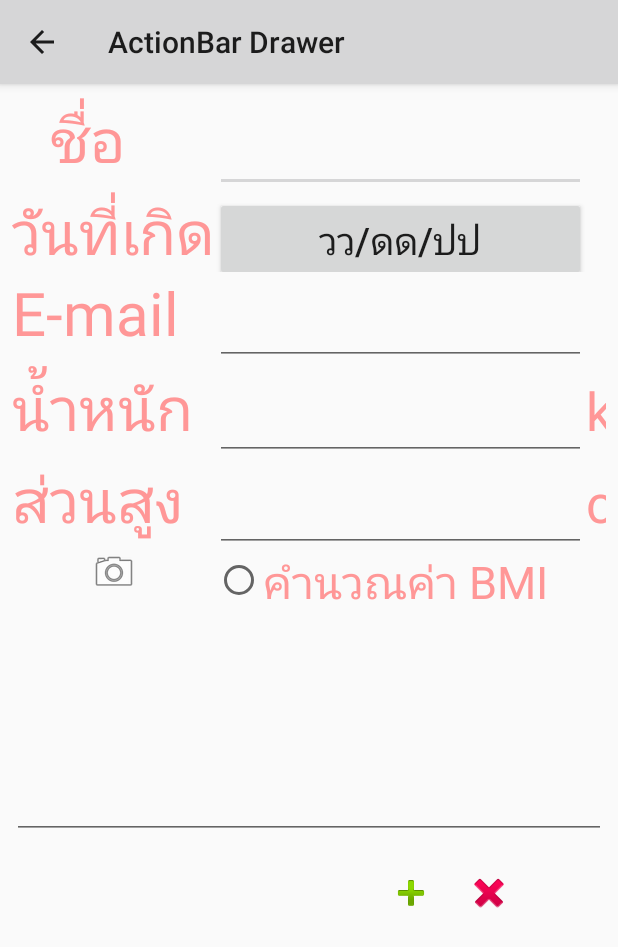
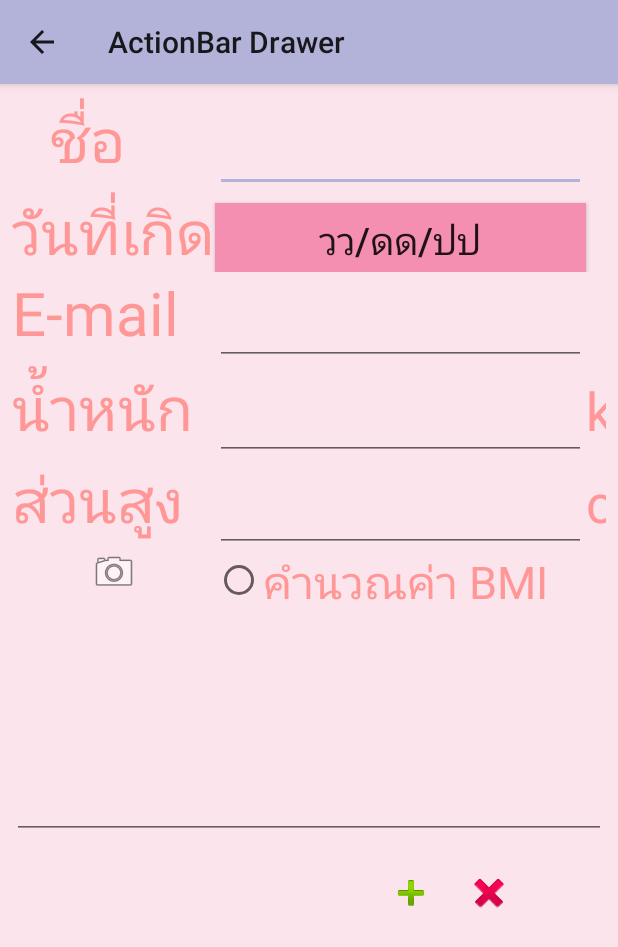
Before and after one commit to jokeog/Projuct1.0, an Android app: the ActionBarActivity screen opened directly, with no data from a screen before it, on a phone screen of 412 x 824 dp. Shown: the top 947 px of the screen. Run offline under Robolectric (Android 15) with nearby library versions, the light colour scheme and no system bars; 1 statement that could not run was skipped.

Commit message:
เปลี่ยนสีแบคกราว
เปลี่ยนสีแบคกราว

```diff
--- a/app/src/main/res/layout/activity_profile.xml
+++ b/app/src/main/res/layout/activity_profile.xml
@@ -4,6 +4,7 @@
     android:paddingRight="@dimen/activity_horizontal_margin"
     android:paddingTop="@dimen/activity_vertical_margin"
     android:paddingBottom="@dimen/activity_vertical_margin"
+    android:background="#FCE4EC"
     tools:context=".MainCalendar$PlaceholderFragment">
 
     <TableLayout
@@ -60,7 +61,9 @@
                 android:id="@+id/pfButtonDate"
                 android:textSize="25dp"
                 android:layout_column="1"
-                android:text="วว/ดด/ปป" />
+                android:text="วว/ดด/ปป"
+                android:background="#F48FB1"
+                android:backgroundTint="#F48FB1" />
 
         </TableRow>
 
--- a/library/src/main/res/color/mcv_text_date_dark.xml
+++ b/library/src/main/res/color/mcv_text_date_dark.xml
@@ -4,13 +4,13 @@
     android:exitFadeDuration="@android:integer/config_shortAnimTime">
 
     <item android:state_checked="true"
-        android:color="@android:color/black" />
+        android:color= "#CBAB8D" />
 
     <item android:state_pressed="true"
-        android:color="@android:color/black" />
+        android:color="#CBAB8D" />
 
     <item android:state_enabled="false"
-        android:color="#808080" />
+        android:color="#FDB4BF" />
 
     <item android:color="@android:color/white" />
 
--- a/library/src/main/res/color/mcv_text_date_light.xml
+++ b/library/src/main/res/color/mcv_text_date_light.xml
@@ -4,15 +4,15 @@
     android:exitFadeDuration="@android:integer/config_shortAnimTime">
 
     <item android:state_checked="true"
-        android:color="@android:color/white" />
+        android:color="#F4EFAF" />
 
     <item android:state_pressed="true"
-        android:color="@android:color/white" />
+        android:color="#F4EFAF" />
 
     <item android:state_enabled="false"
-        android:color="#808080" />
+        android:color="#FFDDDD" />
 
-    <item android:color="@android:color/black" />
+    <item android:color="#CBAB8D" />
 
 
 </selector>
--- a/library/src/main/res/values/colors.xml
+++ b/library/src/main/res/values/colors.xml
@@ -1,38 +1,38 @@
 <?xml version="1.0" encoding="utf-8"?>
 <resources>
     <!-- Material DEFAULT colors -->
-    <color name="material_drawer_primary">@color/materialize_primary</color>
-    <color name="material_drawer_primary_dark">@color/materialize_primary_dark</color>
-    <color name="material_drawer_primary_light">@color/materialize_primary_light</color>
-    <color name="material_drawer_accent">@color/materialize_accent</color>
-
+    <color name="material_drawer_primary">#B3B3D9</color>
+    <color name="material_drawer_primary_dark">#D0B3E1</color>
+    <color name="material_drawer_primary_light">#B3B3D9</color>
+    <color name="material_drawer_accent">#B3B3D9</color>
+//////เริ่ม
     <!-- MaterialDrawer DEFAULT colors -->
     <color name="material_drawer_background">@color/md_light_background</color>
     <!-- MaterialDrawer DEFAULT text / items colors -->
-    <color name="material_drawer_primary_text">@color/md_light_primary_text</color>
+    <color name="material_drawer_primary_text">#EFA694</color>
     <!-- is overwritten for all devices > 21 (fix that transparent colors are not possible for tinting on < 21) -->
-    <color name="material_drawer_primary_icon">@color/md_light_secondary</color>
-    <color name="material_drawer_secondary_text">@color/md_light_secondary</color>
-    <color name="material_drawer_hint_text">@color/md_light_disabled</color>
-    <color name="material_drawer_hint_icon">@color/md_light_disabled</color>
-    <color name="material_drawer_divider">@color/md_light_dividers</color>
+    <color name="material_drawer_primary_icon">#F9A484</color>
+    <color name="material_drawer_secondary_text">#FF9797</color>
+    <color name="material_drawer_hint_text">#FDB4BF</color>
+    <color name="material_drawer_hint_icon">#FFDDDD</color>
+    <color name="material_drawer_divider">#CBAB8D</color>
     <!-- MaterialDrawer DEFAULT drawer colors -->
     <color name="material_drawer_selected">#E8E8E8</color>
-    <color name="material_drawer_selected_text">@color/material_drawer_primary</color>
+    <color name="material_drawer_selected_text">#FFBE7D</color>
     <color name="material_drawer_header_selection_text">#FFF</color>
 
     <!-- MaterialDrawer DEFAULT DARK colors -->
-    <color name="material_drawer_dark_background">@color/md_dark_background</color>
+    <color name="material_drawer_dark_background">#FFBE7D</color>
     <!-- MaterialDrawer DEFAULT DARK text / items colors -->
-    <color name="material_drawer_dark_primary_text">@color/md_dark_primary_text</color>
+    <color name="material_drawer_dark_primary_text">#FFBE7D</color>
     <!-- is overwritten for all devices > 21 (fix that transparent colors are not possible for tinting on < 21) -->
-    <color name="material_drawer_dark_primary_icon">@color/md_dark_primary_icon</color>
-    <color name="material_drawer_dark_secondary_text">@color/md_dark_secondary</color>
-    <color name="material_drawer_dark_hint_text">@color/md_dark_disabled</color>
-    <color name="material_drawer_dark_hint_icon">@color/md_dark_disabled</color>
-    <color name="material_drawer_dark_divider">@color/md_dark_dividers</color>
+    <color name="material_drawer_dark_primary_icon">#FFBE7D</color>
+    <color name="material_drawer_dark_secondary_text">#FFBE7D</color>
+    <color name="material_drawer_dark_hint_text">#FFBE7D</color>
+    <color name="material_drawer_dark_hint_icon">#FFBE7D</color>
+    <color name="material_drawer_dark_divider">#FFBE7D</color>
     <!-- MaterialDrawer DEFAULT DARK drawer colors -->
-    <color name="material_drawer_dark_selected">#202020</color>
-    <color name="material_drawer_dark_selected_text">@color/material_drawer_primary</color>
-    <color name="material_drawer_dark_header_selection_text">#FFF</color>
+    <color name="material_drawer_dark_selected">#CBAB8D</color>
+    <color name="material_drawer_dark_selected_text">#FFBE7D</color>
+    <color name="material_drawer_dark_header_selection_text">#F9A484</color>
 </resources>
--- a/library/src/main/res/values/styles.xml
+++ b/library/src/main/res/values/styles.xml
@@ -347,7 +347,7 @@
 
     <style name="MaterialDrawer.Light.DrawerArrowStyle" parent="Widget.AppCompat.DrawerArrowToggle">
         <item name="spinBars">false</item>
-        <item name="color">@android:color/black</item>
+        <item name="color">#F9A484</item>
     </style>
 
 
```
Also changed, not shown: 1 other file.
